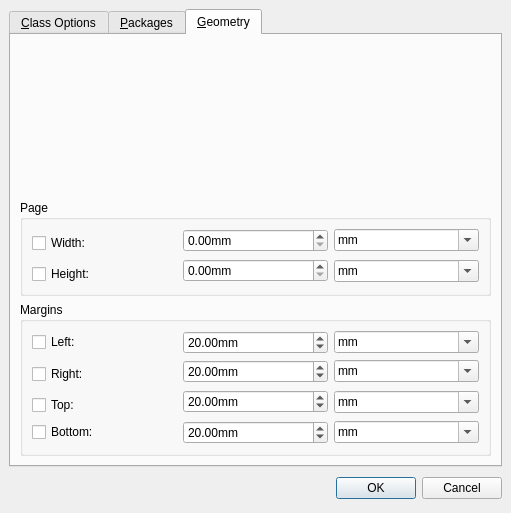
Qt form src/quickdocumentdialog.ui (texstudio-org/texstudio) before a commit.
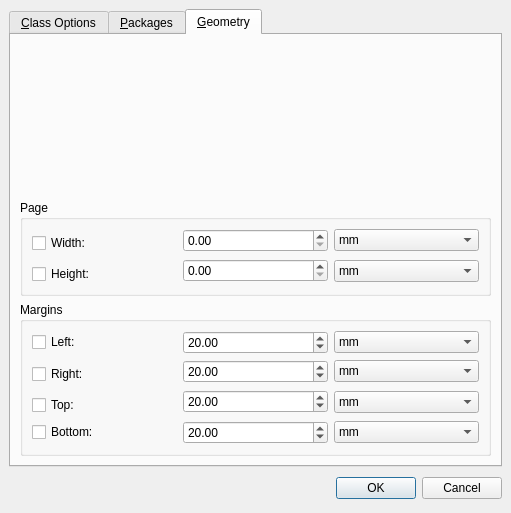
The same form after that commit. The open tabs and pages were chosen to show the change. Icons and pictures are not drawn.

Commit message:
fix issues with units in the Quick Start wizard (Geometry tab) (#3157)
* update image on unit change, disable edit of units

* Update CHANGELOG.md

* add removed code

```diff
--- a/src/quickdocumentdialog.ui
+++ b/src/quickdocumentdialog.ui
@@ -321,9 +321,6 @@
             <property name="locale">
              <locale language="English" country="UnitedStates"/>
             </property>
-            <property name="suffix">
-             <string>mm</string>
-            </property>
             <property name="maximum">
              <double>99999.990000000005239</double>
             </property>
@@ -332,7 +329,7 @@
           <item row="0" column="2">
            <widget class="QComboBox" name="spinBoxUnitGeometryPageWidth">
             <property name="editable">
-             <bool>true</bool>
+             <bool>false</bool>
             </property>
             <item>
              <property name="text">
@@ -364,7 +361,7 @@
           <item row="1" column="2" rowspan="2">
            <widget class="QComboBox" name="spinBoxUnitGeometryPageHeight">
             <property name="editable">
-             <bool>true</bool>
+             <bool>false</bool>
             </property>
             <item>
              <property name="text">
@@ -398,9 +395,6 @@
             <property name="locale">
              <locale language="English" country="UnitedStates"/>
             </property>
-            <property name="suffix">
-             <string>mm</string>
-            </property>
             <property name="maximum">
              <double>99999.990000000005239</double>
             </property>
@@ -434,9 +428,6 @@
             <property name="locale">
              <locale language="English" country="UnitedStates"/>
             </property>
-            <property name="suffix">
-             <string>mm</string>
-            </property>
             <property name="maximum">
              <double>99999.990000000005239</double>
             </property>
@@ -448,7 +439,7 @@
           <item row="0" column="2">
            <widget class="QComboBox" name="spinBoxUnitGeometryMarginLeft">
             <property name="editable">
-             <bool>true</bool>
+             <bool>false</bool>
             </property>
             <item>
              <property name="text">
@@ -489,9 +480,6 @@
             <property name="locale">
              <locale language="English" country="UnitedStates"/>
             </property>
-            <property name="suffix">
-             <string>mm</string>
-            </property>
             <property name="maximum">
              <double>99999.990000000005239</double>
             </property>
@@ -503,7 +491,7 @@
           <item row="1" column="2">
            <widget class="QComboBox" name="spinBoxUnitGeometryMarginRight">
             <property name="editable">
-             <bool>true</bool>
+             <bool>false</bool>
             </property>
             <item>
              <property name="text">
@@ -537,9 +525,6 @@
             <property name="locale">
              <locale language="English" country="UnitedStates"/>
             </property>
-            <property name="suffix">
-             <string>mm</string>
-            </property>
             <property name="maximum">
              <double>99999.990000000005239</double>
             </property>
@@ -551,7 +536,7 @@
           <item row="2" column="2" rowspan="2">
            <widget class="QComboBox" name="spinBoxUnitGeometryMarginTop">
             <property name="editable">
-             <bool>true</bool>
+             <bool>false</bool>
             </property>
             <item>
              <property name="text">
@@ -599,9 +584,6 @@
             <property name="locale">
              <locale language="English" country="UnitedStates"/>
             </property>
-            <property name="suffix">
-             <string>mm</string>
-            </property>
             <property name="maximum">
              <double>99999.990000000005239</double>
             </property>
@@ -613,7 +595,7 @@
           <item row="4" column="2">
            <widget class="QComboBox" name="spinBoxUnitGeometryMarginBottom">
             <property name="editable">
-             <bool>true</bool>
+             <bool>false</bool>
             </property>
             <item>
              <property name="text">
```
Left out of the diff: 24 changed lines with no effect on the pictures. The commit also changes 2 other files.
